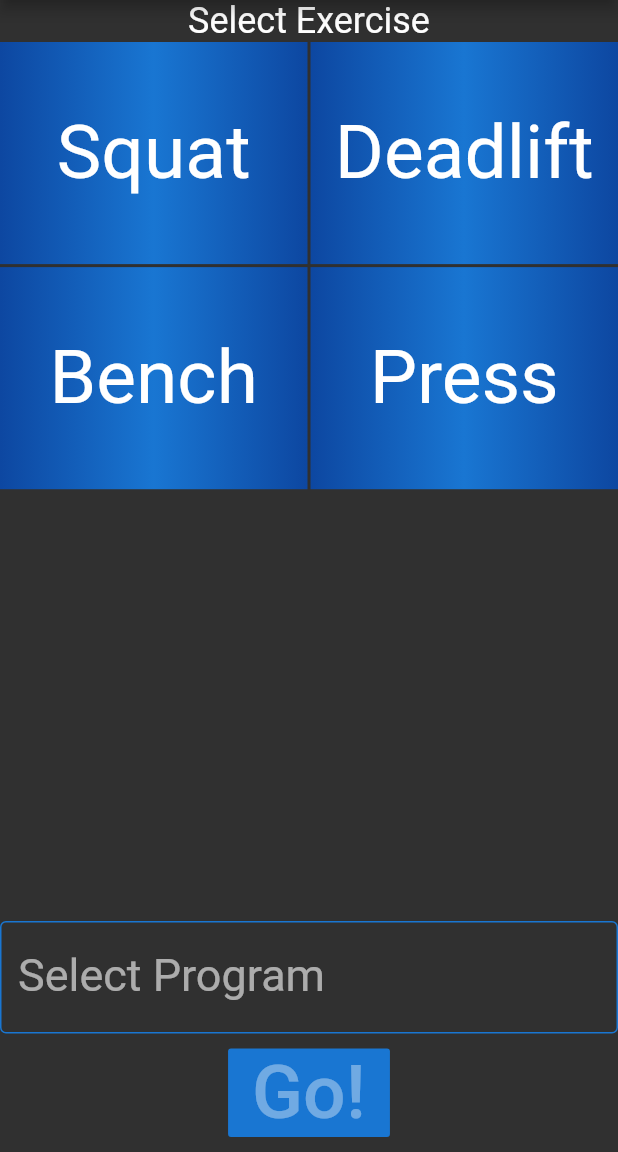
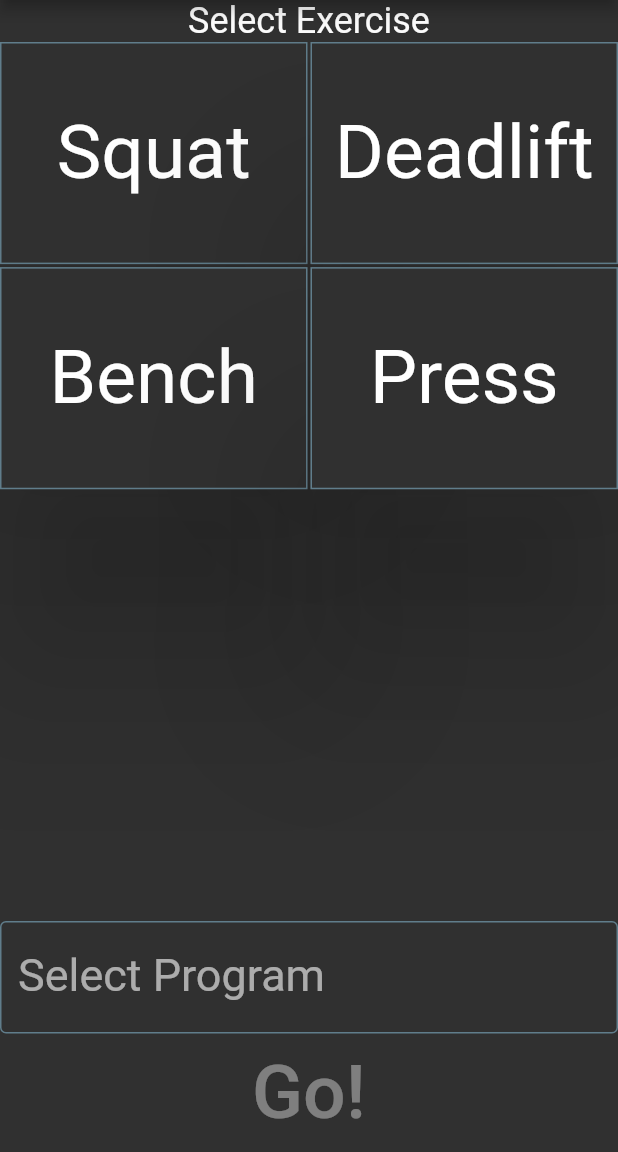
Before and after one commit to sagreine/homeGym, a Flutter app: the screen it shows after launch, on a phone screen of 412 x 824 dp, the part 84-1236 px from its top. Run offline on Flutter 3.47's test engine with Material 2 defaults, Android fonts, the phone set to English and light mode, and no system bars; our stand-ins replace cloud_firestore, confetti, data_connection_checker, firebase_auth, firebase_core, firebase_storage and 10 more; missing offline and left inert: firebase_auth_ui, flappy_search_bar, flare_splash_screen, flutter_downloader, flutter_fling, get_ip and 7 more; accounts and stored records are empty; generated files the repository leaves out were written again; statements that could not run were skipped.

Commit message:
removing color frokm pick day

```diff
--- a/lib/views/pick_day_view.dart
+++ b/lib/views/pick_day_view.dart
@@ -32,15 +32,64 @@ class _PickDayViewState extends State<PickDayView> {
           Expanded(
             flex: 5,
             child: GridView.count(
+              //padding: EdgeInsets.all(5),
               shrinkWrap: true,
               mainAxisSpacing: 2,
               crossAxisSpacing: 2,
               crossAxisCount: 2,
               childAspectRatio: (itemWidth / itemHeight),
               children: List.generate(4, (index) {
-                return AnimatedContainer(
+                return
+
+                    //return
+                    Material(
+                        elevation:
+                            !pickDayController.selectedExercise[index] ? 60 : 0,
+                        child: AnimatedContainer(
                           decoration: BoxDecoration(
-                    gradient: !pickDayController.selectedExercise[index]
+                            boxShadow: [
+                              BoxShadow(
+                                color:
+                                    !pickDayController.selectedExercise[index]
+                                        ? Theme.of(context)
+                                            .canvasColor //Colors.transparent
+                                        : Theme.of(context).backgroundColor,
+                              )
+                            ],
+                            color: !pickDayController.selectedExercise[index]
+                                ? Theme.of(context).canvasColor
+                                : Theme.of(context).backgroundColor,
+                            border: Border(
+                              left: BorderSide(color: Colors.blueGrey
+                                  /*color: !pickDayController
+                                          .selectedExercise[index]
+                                      ? Colors.blueGrey
+                                      : Colors.greenAccent*/ //Color(0xFF06ac51)
+                                  ),
+                              right: BorderSide(color: Colors.blueGrey
+                                  /*color: !pickDayController
+                                          .selectedExercise[index]
+                                      ? Colors.blueGrey
+                                      : Colors.greenAccent*/ //Color(0xFF06ac51)
+                                  ),
+                              top: BorderSide(color: Colors.blueGrey
+                                  /*color: !pickDayController
+                                          .selectedExercise[index]
+                                      ? Colors.blueGrey
+                                      : Colors.greenAccent*/ //Color(0xFF06ac51)
+                                  ),
+                              bottom: BorderSide(color: Colors.blueGrey
+                                  /*
+                                  color: !pickDayController
+                                          .selectedExercise[index]
+                                      ? Colors.blueGrey
+                                      : Colors.greenAccent */
+                                  //Color(0xFF06ac51)
+                                  ),
+                            ),
+                            /*gradient:
+                            // TODO: maybe do a grey-gunmetal gradient for when selected looks cool maybe? but dosn't match the Day view
+                            // but it already doesn't for some reason soooo.
                         ? LinearGradient(
                             colors: <Color>[
                               Color(0xFF0D47A1),
@@ -56,7 +105,7 @@ class _PickDayViewState extends State<PickDayView> {
                               Color(0xFF058f43),
                               //Color(0xFF1bcc50),
                             ],
-                          ),
+                          ),*/
                           ),
                           //color: isPickedTest ? Colors.blue : Colors.yellow[200],
                           duration: Duration(milliseconds: 300),
@@ -72,20 +121,26 @@ class _PickDayViewState extends State<PickDayView> {
                                   pickDayController.pickExercise(index);
                                 });
                               },
-                      splashColor: !pickDayController.selectedExercise[index]
-                          ? Color(0xFF06ac51)
-                          : Color(0xFF1976D2),
+                              splashColor:
+                                  !pickDayController.selectedExercise[index]
+                                      ? Theme.of(context).backgroundColor
+                                      : Theme.of(context).canvasColor,
+                              /* ? Color(0xFF06ac51)
+                                      : Color(0xFF1976D2),*/
                               child:
                                   // this allows splash and clickable on the whole area of the box (max x max),
                                   // because alignment: up above would otherwise shrink this to the size of the text box...
                                   Column(
-                              mainAxisAlignment: MainAxisAlignment.center,
-                              crossAxisAlignment: CrossAxisAlignment.center,
+                                      mainAxisAlignment:
+                                          MainAxisAlignment.center,
+                                      crossAxisAlignment:
+                                          CrossAxisAlignment.center,
                                       mainAxisSize: MainAxisSize.max,
                                       children: [
                                     Row(
                                         mainAxisSize: MainAxisSize.max,
-                                mainAxisAlignment: MainAxisAlignment.center,
+                                        mainAxisAlignment:
+                                            MainAxisAlignment.center,
                                         children: [
                                           Text(
                                               pickDayController.exercises[index]
@@ -95,7 +150,7 @@ class _PickDayViewState extends State<PickDayView> {
                                   ]),
                             ),
                           ),
-                );
+                        ));
               }),
             ),
           ),
@@ -108,13 +163,16 @@ class _PickDayViewState extends State<PickDayView> {
             decoration: new InputDecoration(
               enabledBorder: OutlineInputBorder(
                 borderSide: BorderSide(
-                  color: Color(0xFF1976D2),
+                  color: Colors.blueGrey, //Color(0xFF1976D2),
                   width: 1.0,
                   style: BorderStyle.solid,
                 ),
               ),
               focusedBorder: OutlineInputBorder(
-                borderSide: BorderSide(color: Color(0xFF06ac51), width: 1.0),
+                borderSide: BorderSide(
+                    color: Colors.blueGrey,
+                    //Color(0xFF06ac51),
+                    width: 1.0),
               ),
               labelText: "Select Program",
             ),
@@ -136,8 +194,8 @@ class _PickDayViewState extends State<PickDayView> {
             onPressed: !pickDayController.readyToGo
                 ? null
                 : () => pickDayController.launchDay(context),
-            disabledColor: Color(0xFF1976D2),
-            color: Color(0xFF06ac51),
+            disabledColor: Theme.of(context).canvasColor,
+            color: Theme.of(context).backgroundColor,
             //)
           ),
           SizedBox(height: 10),
```
Lines whose indentation alone changed are shown as unchanged.
